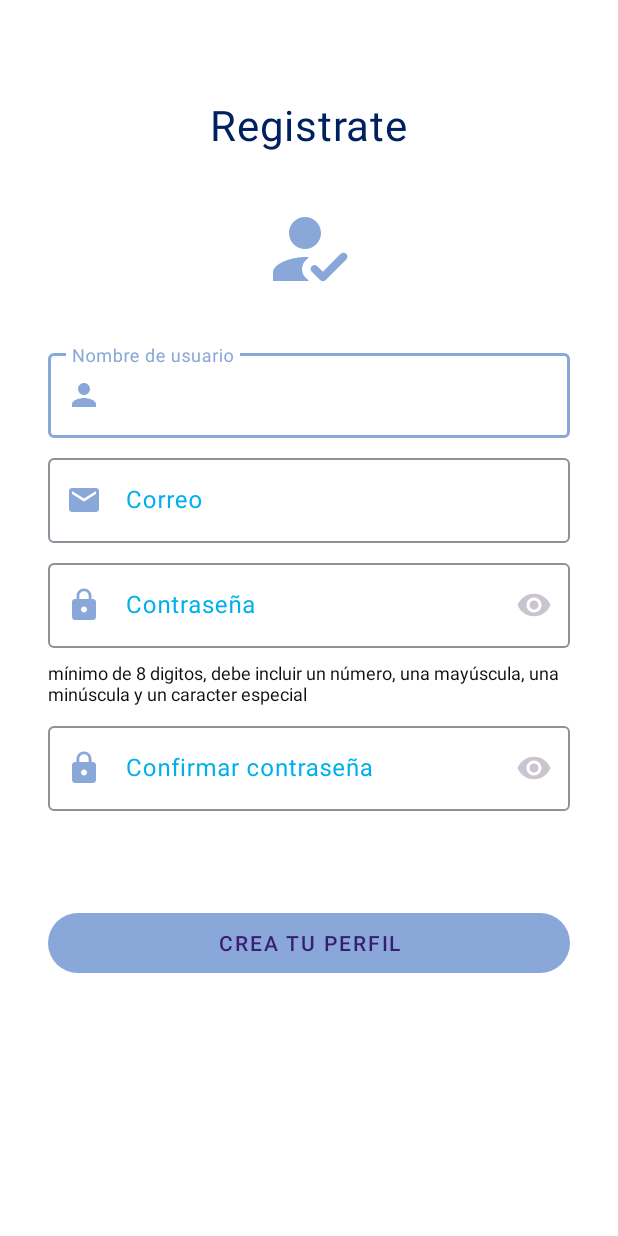
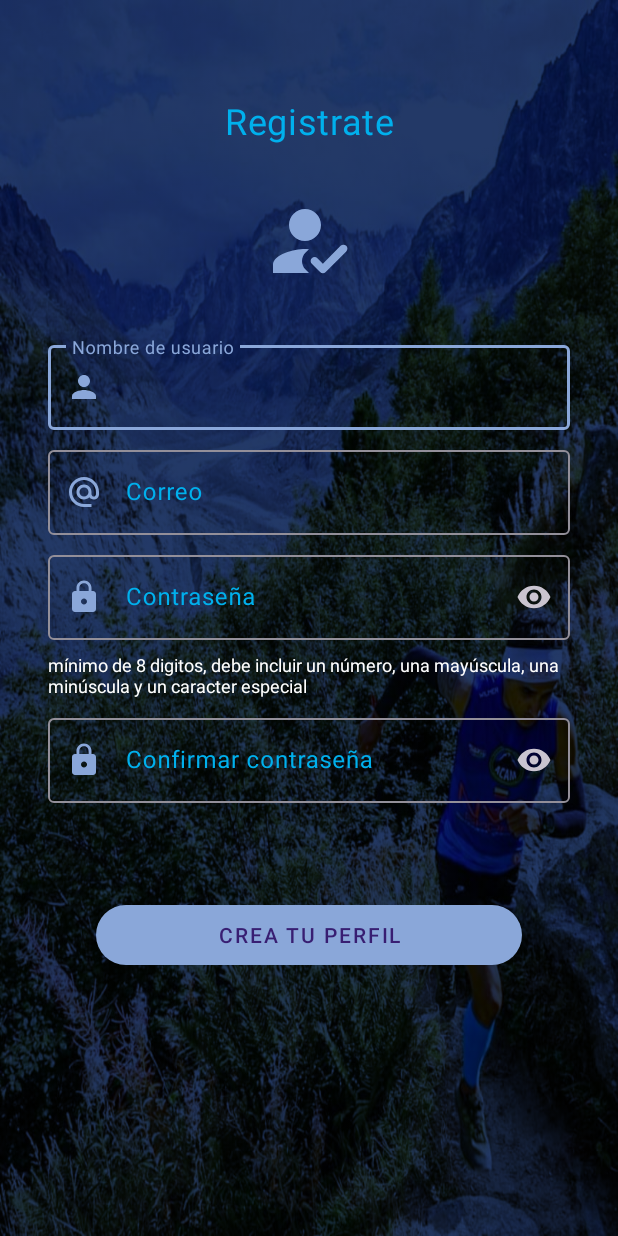
Before and after one commit to Crist-C/MinTicApp, an Android app: the layout activity_reg_usuario_contrasena.xml on its own in the app's theme, with its tools: preview values and no code run, on a phone screen of 412 x 824 dp. Run offline under Robolectric (Android 15) with nearby library versions, the phone set to English and light mode, and no system bars.

Commit message:
Se actualiza el diseño de la activity_reg_info_personal.xml con los nuevos componentes de material design. Y se realiza el merge de la rama DianaM con la rama main.

```diff
--- a/MinTicTesting/app/src/main/res/layout/activity_reg_usuario_contrasena.xml
+++ b/MinTicTesting/app/src/main/res/layout/activity_reg_usuario_contrasena.xml
@@ -5,22 +5,16 @@
     android:layout_width="match_parent"
     android:layout_height="match_parent"
     tools:context=".regUsuarioContrasena"
-    android:background="@color/white">
+    android:background="@drawable/trail_running2"
+    android:backgroundTint="@color/highLightColor"
+    android:backgroundTintMode="multiply">
 
     <TextView
         android:id="@+id/tvTittle"
         android:text="@string/TituloRegistrarse"
-        android:textAppearance="?attr/textAppearanceBody2"
-        android:layout_width="wrap_content"
-        android:layout_height="wrap_content"
+        style="@style/TittleText"
         android:layout_marginTop="@dimen/xlongSpace"
-        android:textSize="28sp"
-        android:textColor="@color/darkColor"
-        android:gravity="center"
-        app:layout_constraintEnd_toEndOf="parent"
-        app:layout_constraintHorizontal_bias="0.498"
-        app:layout_constraintStart_toStartOf="parent"
-        app:layout_constraintTop_toTopOf="parent" />
+        tools:ignore="MissingConstraints" />
 
     <ImageView
         android:id="@+id/ivIcono"
@@ -61,7 +55,7 @@
         android:hint="@string/rgcorreo"
         android:layout_marginTop="@dimen/shortSpace"
         app:layout_constraintTop_toBottomOf="@+id/tilNombreUsuario"
-        app:startIconDrawable="@drawable/ic_baseline_email_24"
+        app:startIconDrawable="@drawable/ic_baseline_alternate_email_24"
         tools:ignore="MissingConstraints">
 
         <com.google.android.material.textfield.TextInputEditText
@@ -100,7 +94,7 @@
         android:layout_marginHorizontal="@dimen/longSpace"
         android:text="@string/ParametrosContraseña"
         android:textSize="12sp"
-        android:textColor="@color/ColorTextoPersonalizado"
+        android:textColor="@color/white"
         app:layout_constraintEnd_toEndOf="parent"
         app:layout_constraintStart_toStartOf="parent"
         app:layout_constraintTop_toBottomOf="@+id/tilContrasena" />
@@ -125,13 +119,13 @@
     </com.google.android.material.textfield.TextInputLayout>
 
     <Button
-        android:id="@+id/button"
-        android:text="@string/crea_tu_perfil"
+        android:id="@+id/bCreaTuPerfil"
         style="@style/FilledButton"
         android:layout_marginTop="@dimen/xlongSpace"
-        app:layout_constraintEnd_toEndOf="parent"
-        app:layout_constraintStart_toStartOf="parent"
-        app:layout_constraintTop_toBottomOf="@+id/tilConfirmarContrasena" />
+        android:text="@string/crea_tu_perfil"
+        app:layout_constraintTop_toBottomOf="@+id/tilConfirmarContrasena"
+        tools:ignore="MissingConstraints" />
+
 
 
 </androidx.constraintlayout.widget.ConstraintLayout>
--- a/MinTicTesting/app/src/main/res/values/styles.xml
+++ b/MinTicTesting/app/src/main/res/values/styles.xml
@@ -1,5 +1,18 @@
 <?xml version="1.0" encoding="utf-8"?>
 <resources>
+
+    <style name="TittleText">
+        <item name="android:layout_height">wrap_content</item>
+        <item name="android:layout_width">wrap_content</item>
+        <item name="android:textSize">24sp</item>
+        <item name="android:textColor">@color/secundaryColor</item>
+        <item name="android:gravity">center</item>
+        <item name="android:layout_marginHorizontal">@dimen/longSpace</item>
+        <item name="layout_constraintEnd_toEndOf">parent</item>
+        <item name="layout_constraintStart_toStartOf">parent</item>
+        <item name="layout_constraintTop_toTopOf">parent</item>
+        <item name="android:textAppearance">?attr/textAppearanceBody2</item>
+    </style>
 
     <style name="TextInputLayout" parent="Widget.Material3.TextInputLayout.OutlinedBox">
         <item name="android:layout_height">wrap_content</item>
@@ -13,13 +26,12 @@
         <item name="android:textColorHint">@color/secundaryColor</item>
         <item name="android:textColorLink">@color/darkColor</item>
         <item name="startIconTint">@color/primaryColor</item>
-
     </style>
 
     <style name="FilledButton" parent="Widget.Material3.Button">
         <item name="android:layout_width">match_parent</item>
         <item name="android:layout_height">wrap_content</item>
-        <item name="android:layout_marginHorizontal">@dimen/longSpace</item>
+        <item name="android:layout_marginHorizontal">@dimen/xlongSpace</item>
         <item name="layout_constraintEnd_toEndOf">parent</item>
         <item name="layout_constraintStart_toStartOf">parent</item>
         <item name="android:textAppearance">?attr/textAppearanceButton</item>
```
Also changed, not shown: MinTicTesting/app/src/main/AndroidManifest.xml (+8 -2 lines), MinTicTesting/app/src/main/res/layout/activity_reg_info_personal.xml (+53 -92 lines).
